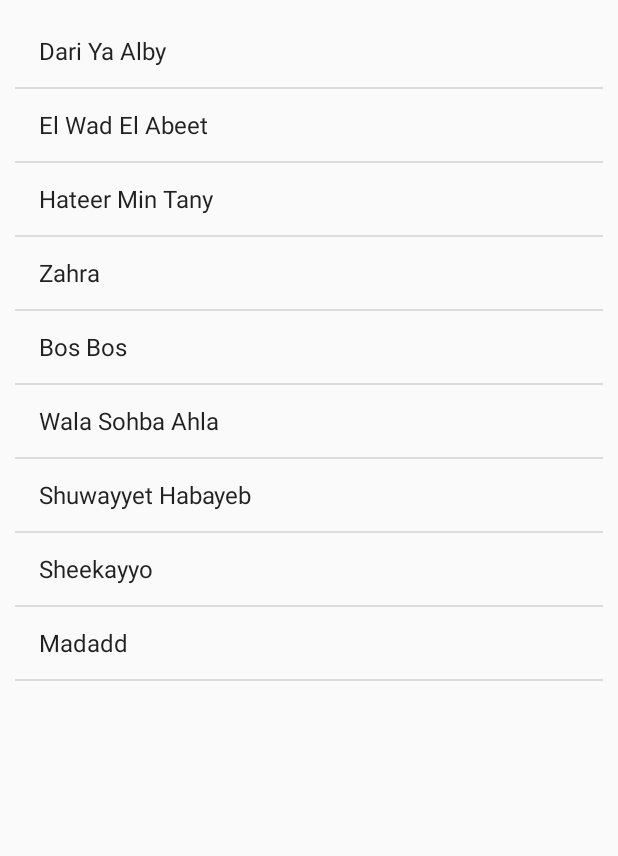
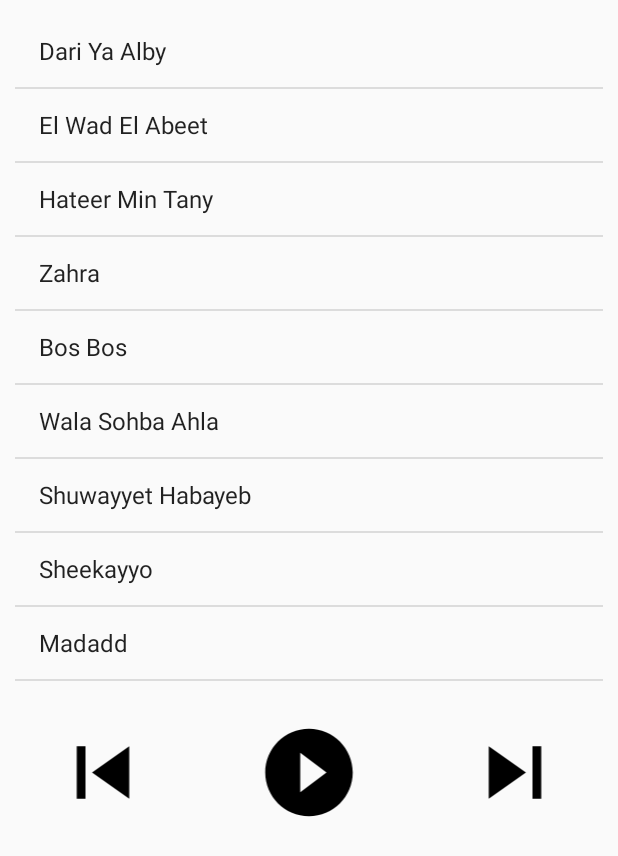
Before and after one commit to omarel3ashry/MusicApp, an Android app: the screen it shows after launch (SecondActivity), after a tap on "Hamza Namira", on a phone screen of 412 x 824 dp. Shown: the top 856 px of the screen. Run offline under Robolectric (Android 15) with nearby library versions, the phone set to English and light mode, and no system bars.

Commit message:
adding shapes

```diff
--- a/app/src/main/java/com/example/android/musicapp/MainActivity.java
+++ b/app/src/main/java/com/example/android/musicapp/MainActivity.java
@@ -6,6 +6,7 @@ import android.support.v7.app.AppCompatActivity;
 import android.util.Log;
 import android.view.View;
 import android.widget.AdapterView;
+import android.widget.ImageView;
 import android.widget.ListView;
 import android.widget.ArrayAdapter;
 import android.widget.AdapterView.OnItemClickListener;
@@ -15,6 +16,10 @@ import java.util.ArrayList;
 public class MainActivity extends AppCompatActivity {
     ArrayList<Artist> artistList;
     ListView listView;
+    ImageView playAndpause;
+    ImageView prev;
+    ImageView next;
+    boolean swap = false;
 
     @Override
     protected void onCreate(Bundle savedInstanceState) {
@@ -39,6 +44,24 @@ public class MainActivity extends AppCompatActivity {
                 startActivity(intent);
             }
         });
+        prev = findViewById(R.id.prev1);
+        next = findViewById(R.id.next1);
+        playAndpause = findViewById(R.id.playAndpause1);
+        playAndpause.setImageResource(R.drawable.ic_play_circle_filled_black_24dp);
+        prev.setImageResource(R.drawable.ic_skip_previous_black_24dp);
+        next.setImageResource(R.drawable.ic_skip_next_black_24dp);
+        playAndpause.setOnClickListener(new View.OnClickListener() {
+            @Override
+            public void onClick(View v) {
+                if (swap) {
+                    playAndpause.setImageResource(R.drawable.ic_play_circle_filled_black_24dp);
+                    swap = false;
+                } else {
+                    playAndpause.setImageResource(R.drawable.ic_pause_circle_filled_black_24dp);
+                    swap = true;
+                }
+            }
+        });
 
     }
 }
--- a/app/src/main/java/com/example/android/musicapp/SecondActivity.java
+++ b/app/src/main/java/com/example/android/musicapp/SecondActivity.java
@@ -14,18 +14,21 @@ import java.util.ArrayList;
 
 public class SecondActivity extends AppCompatActivity {
     TextView artistName;
-    ImageView artistPic;
     ListView playList;
+    ImageView playAndpause;
+    ImageView prev;
+    ImageView next;
     int store;
+    boolean swap = false;
 
     @Override
     protected void onCreate(Bundle savedInstanceState) {
         super.onCreate(savedInstanceState);
         setContentView(R.layout.activity_second);
         artistName = findViewById(R.id.artistName);
-        artistPic = findViewById(R.id.artistImg);
         playList = findViewById(R.id.list2);
         Bundle bundle = getIntent().getExtras();
+        assert bundle != null;
         store = bundle.getInt("ArtistName");
         ArrayList<String> angham = new ArrayList<>();
         angham.add("Ahe Gat");
@@ -133,6 +136,24 @@ public class SecondActivity extends AppCompatActivity {
                 startActivity(info);
             }
         });
+        prev = findViewById(R.id.prev2);
+        next = findViewById(R.id.next2);
+        playAndpause = findViewById(R.id.playAndpause2);
+        playAndpause.setImageResource(R.drawable.ic_play_circle_filled_black_24dp);
+        prev.setImageResource(R.drawable.ic_skip_previous_black_24dp);
+        next.setImageResource(R.drawable.ic_skip_next_black_24dp);
+        playAndpause.setOnClickListener(new View.OnClickListener() {
+            @Override
+            public void onClick(View v) {
+                if (swap) {
+                    playAndpause.setImageResource(R.drawable.ic_play_circle_filled_black_24dp);
+                    swap = false;
+                } else {
+                    playAndpause.setImageResource(R.drawable.ic_pause_circle_filled_black_24dp);
+                    swap = true;
+                }
+            }
+        });
     }
 
 }
--- a/app/src/main/res/layout/activity_second.xml
+++ b/app/src/main/res/layout/activity_second.xml
@@ -1,10 +1,44 @@
 <?xml version="1.0" encoding="utf-8"?>
-<ListView xmlns:android="http://schemas.android.com/apk/res/android"
+<LinearLayout xmlns:android="http://schemas.android.com/apk/res/android"
     xmlns:tools="http://schemas.android.com/tools"
     android:layout_width="match_parent"
     android:layout_height="match_parent"
-    android:id="@+id/list2"
-    android:padding="@dimen/songs_padding"
-    tools:context="com.example.android.musicapp.SecondActivity">
+    android:orientation="vertical">
 
-</ListView>
+    <ListView xmlns:android="http://schemas.android.com/apk/res/android"
+        xmlns:tools="http://schemas.android.com/tools"
+        android:id="@+id/list2"
+        android:layout_width="match_parent"
+        android:layout_height="480dp"
+        android:padding="@dimen/songs_padding"
+        tools:context="com.example.android.musicapp.SecondActivity" />
+
+    <LinearLayout
+        android:layout_width="match_parent"
+        android:layout_height="wrap_content"
+        android:orientation="horizontal">
+
+        <ImageView
+            android:id="@+id/prev2"
+            android:layout_width="wrap_content"
+            android:layout_height="@dimen/small_shapes_h"
+            android:layout_weight="1"
+            android:contentDescription="@string/prevsong"
+            />
+
+        <ImageView
+            android:id="@+id/playAndpause2"
+            android:layout_width="wrap_content"
+            android:layout_height="@dimen/small_shapes_h"
+            android:layout_weight="1"
+            android:contentDescription="@string/stop_and_play"
+            />
+
+        <ImageView
+            android:id="@+id/next2"
+            android:layout_width="wrap_content"
+            android:layout_height="@dimen/small_shapes_h"
+            android:layout_weight="1"
+            android:contentDescription="@string/nextsong" />
+    </LinearLayout>
+</LinearLayout>
--- a/app/src/main/res/values/dimens.xml
+++ b/app/src/main/res/values/dimens.xml
@@ -4,4 +4,5 @@
     <dimen name="songs_padding">10dp</dimen>
     <dimen name="shapes_h">100dp</dimen>
     <dimen name="txt_s">30sp</dimen>
+    <dimen name="small_shapes_h">70dp</dimen>
 </resources>
```
Also changed, not shown: app/src/main/res/layout/activity_main.xml (+40 -6 lines), app/src/main/java/com/example/android/musicapp/SongActivity.java (indentation only).
